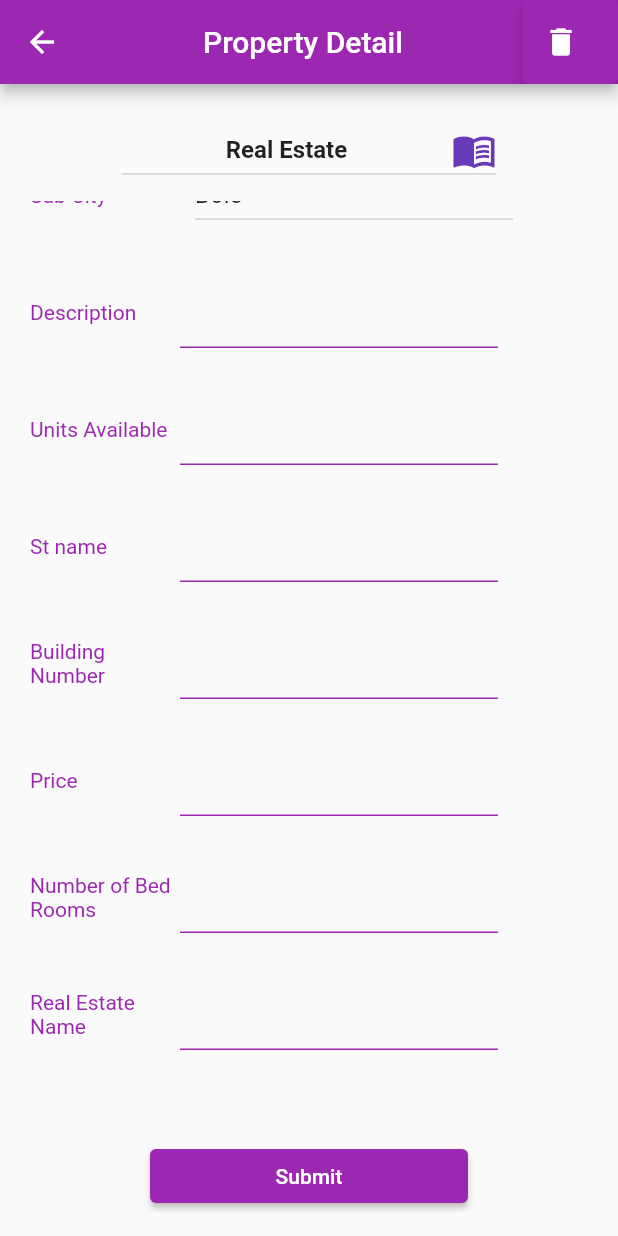
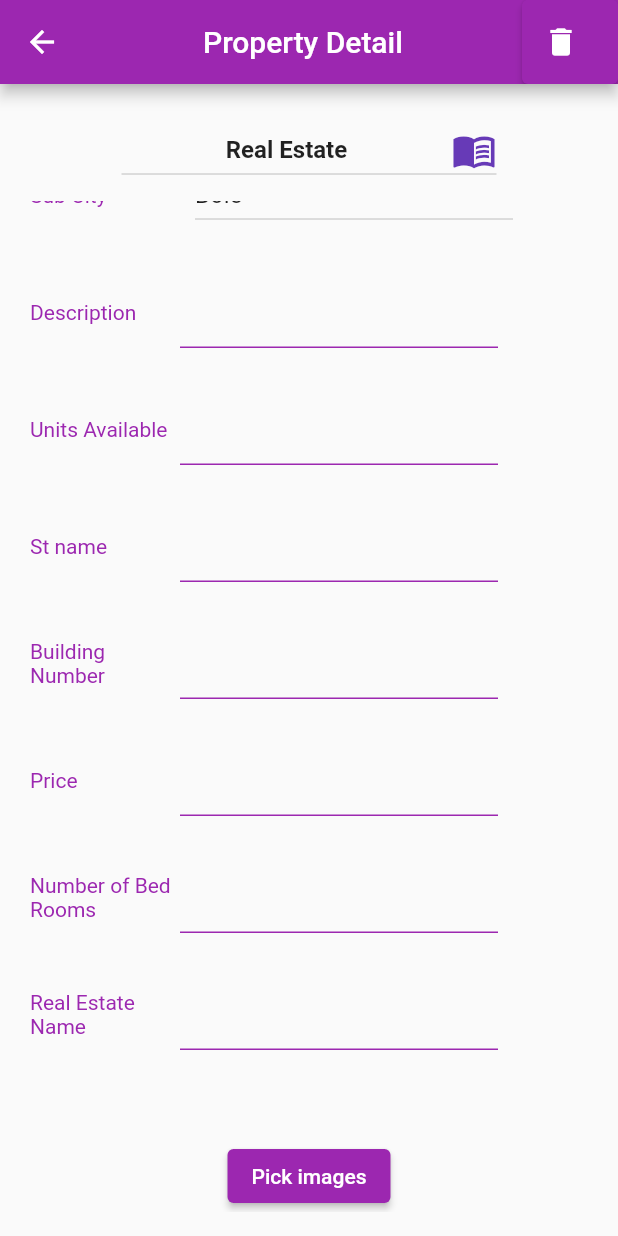
Before and after one commit to Mekdim12/Realestate_consultancy_site_controller, a Flutter app: the PropertiesPage screen opened directly, scrolled down 106 dp, on a phone screen of 412 x 824 dp. Run offline on Flutter 3.47's test engine with Material 2 defaults, Android fonts, the phone set to English and light mode, and no system bars; our stand-ins replace carousel_slider, curved_navigation_bar, dio, file_picker, flutter_spinkit; network calls fail; Roboto replaces fonts that are missing (quickSand).

Commit message:
adding file picker and preview  after image selecton and add controllers

```diff
--- a/lib/components/pages/properties_pages.dart
+++ b/lib/components/pages/properties_pages.dart
@@ -37,6 +37,15 @@ class _PropertiesPageState extends State<PropertiesPage> {
   final _colorVehicle = TextEditingController();
   final _descriptionVehicle = TextEditingController();
   final _unitsAvailabel = TextEditingController();
+
+  final _realestateCity = TextEditingController();
+  final _realestateDescription = TextEditingController();
+  final _realestateUnitsAvailabell = TextEditingController();
+  final _realestatestName = TextEditingController();
+  final _realestateBuildingNumber = TextEditingController();
+  final _realestatePrice = TextEditingController();
+  final _realestateNumberOfBedRooms = TextEditingController();
+  final _realestaterealEstateName = TextEditingController();
 
   @override
   Widget build(BuildContext context) {
@@ -127,13 +136,13 @@ class _PropertiesPageState extends State<PropertiesPage> {
                                 Container(
                                   width:
                                       MediaQuery.of(context).size.width - 200,
-                                  child: const TextField(
+                                  child:  TextField(
                                     controller: _realestateCity,
-                                    style: TextStyle(
+                                    style:const TextStyle(
                                         color: Colors.black,
                                         fontWeight: FontWeight.normal,
                                         fontSize: 16),
-                                    decoration: InputDecoration(
+                                    decoration: const InputDecoration(
                                       enabledBorder: UnderlineInputBorder(
                                           borderSide:
                                               BorderSide(color: Colors.purple)),
@@ -200,13 +209,13 @@ class _PropertiesPageState extends State<PropertiesPage> {
                                 Container(
                                   width:
                                       MediaQuery.of(context).size.width - 200,
-                                  child: const TextField(
+                                  child:  TextField(
                                     controller: _realestateDescription,
-                                    style: TextStyle(
+                                    style: const TextStyle(
                                         color: Colors.black,
                                         fontWeight: FontWeight.normal,
                                         fontSize: 16),
-                                    decoration: InputDecoration(
+                                    decoration:const  InputDecoration(
                                       enabledBorder: UnderlineInputBorder(
                                           borderSide:
                                               BorderSide(color: Colors.purple)),
@@ -233,14 +242,14 @@ class _PropertiesPageState extends State<PropertiesPage> {
                                 Container(
                                   width:
                                       MediaQuery.of(context).size.width - 200,
-                                  child: const TextField(
+                                  child: TextField(
                                     keyboardType: TextInputType.number,
                                     controller: _realestateUnitsAvailabell,
-                                    style: TextStyle(
+                                    style: const TextStyle(
                                         color: Colors.black,
                                         fontWeight: FontWeight.normal,
                                         fontSize: 16),
-                                    decoration: InputDecoration(
+                                    decoration: const InputDecoration(
                                       enabledBorder: UnderlineInputBorder(
                                           borderSide:
                                               BorderSide(color: Colors.purple)),
@@ -267,14 +276,14 @@ class _PropertiesPageState extends State<PropertiesPage> {
                                 Container(
                                   width:
                                       MediaQuery.of(context).size.width - 200,
-                                  child: const TextField(
+                                  child:  TextField(
                                     controller: _realestatestName,
-                                    style: TextStyle(
+                                    style: const TextStyle(
 
                                         color: Colors.black,
                                         fontWeight: FontWeight.normal,
                                         fontSize: 16),
-                                    decoration: InputDecoration(
+                                    decoration: const InputDecoration(
                                       enabledBorder: UnderlineInputBorder(
                                           borderSide:
                                               BorderSide(color: Colors.purple)),
@@ -301,14 +310,14 @@ class _PropertiesPageState extends State<PropertiesPage> {
                                 Container(
                                   width:
                                       MediaQuery.of(context).size.width - 200,
-                                  child: const TextField(
+                                  child:  TextField(
                                     controller: _realestateBuildingNumber,
                                     keyboardType: TextInputType.number,
-                                    style: TextStyle(
+                                    style:const TextStyle(
                                         color: Colors.black,
                                         fontWeight: FontWeight.normal,
                                         fontSize: 16),
-                                    decoration: InputDecoration(
+                                    decoration: const InputDecoration(
                                       enabledBorder: UnderlineInputBorder(
                                           borderSide:
                                               BorderSide(color: Colors.purple)),
@@ -335,14 +344,14 @@ class _PropertiesPageState extends State<PropertiesPage> {
                                 Container(
                                   width:
                                       MediaQuery.of(context).size.width - 200,
-                                  child: const TextField(
+                                  child:  TextField(
                                     controller: _realestatePrice,
                                     keyboardType: TextInputType.number,
-                                    style: TextStyle(
+                                    style: const TextStyle(
                                         color: Colors.black,
                                         fontWeight: FontWeight.normal,
                                         fontSize: 16),
-                                    decoration: InputDecoration(
+                                    decoration:const InputDecoration(
                                       enabledBorder: UnderlineInputBorder(
                                           borderSide:
                                               BorderSide(color: Colors.purple)),
@@ -372,11 +381,11 @@ class _PropertiesPageState extends State<PropertiesPage> {
                                   child:  TextField(
                                     controller: _realestateNumberOfBedRooms,
                                     keyboardType: TextInputType.number,
-                                    style: TextStyle(
+                                    style: const TextStyle(
                                         color: Colors.black,
                                         fontWeight: FontWeight.normal,
                                         fontSize: 16),
-                                    decoration: InputDecoration(
+                                    decoration: const InputDecoration(
                                       enabledBorder: UnderlineInputBorder(
                                           borderSide:
                                               BorderSide(color: Colors.purple)),
@@ -406,11 +415,11 @@ class _PropertiesPageState extends State<PropertiesPage> {
                                   child:  TextField(
                                     controller: _realestaterealEstateName,
                                     keyboardType: TextInputType.number,
-                                    style: TextStyle(
+                                    style: const TextStyle(
                                         color: Colors.black,
                                         fontWeight: FontWeight.normal,
                                         fontSize: 16),
-                                    decoration: InputDecoration(
+                                    decoration: const InputDecoration(
                                       enabledBorder: UnderlineInputBorder(
                                           borderSide:
                                               BorderSide(color: Colors.purple)),
@@ -424,13 +433,78 @@ class _PropertiesPageState extends State<PropertiesPage> {
                             Container(
                               margin: const EdgeInsets.symmetric(vertical: 30),
                             ),
-                            Container(
-                              width: MediaQuery.of(context).size.width - 200,
-                              child: ElevatedButton(
-                                onPressed: () {},
-                                child: const Text('Submit'),
+                            //  image picker
+                          ElevatedButton(
+                            onPressed: () async {
+                              FilePickerResult? result = await FilePicker.platform.pickFiles(
+                                allowMultiple: true,
+                                type: FileType.custom,
+                                allowedExtensions: ['jpg', 'png', 'jpeg'],
+                              );
+
+                              if (result != null) {
+                                files = result.paths.map((path) => File(path!)).toList();
+                                setState(() {
+                                  files = files;
+                                });
+                                // Now you can use your list of files
+                              }
+                            },
+                            child: const Text('Pick images'),
+                          ),
+                          Container(
+                            margin: const EdgeInsets.symmetric(vertical: 30),
+                          ),
+
+                          (files.isNotEmpty)?
+                           // Only show the grid view if there are images
+                          Container(
+                            margin: const EdgeInsets.symmetric(horizontal: 20),
+                            height: 200, // Set a specific height for the grid view
+                            child: GridView.builder(
+                              gridDelegate: const SliverGridDelegateWithFixedCrossAxisCount(
+                                crossAxisCount: 3, // Adjust number based on your needs
+                                mainAxisSpacing: 10,
+                                crossAxisSpacing: 10,
                               ),
-                            )
+                              itemCount: files.length,
+                              itemBuilder: (context, index) {
+                                return Image.file(files[index]);
+                              },
+                            ),
+                          ):
+                          Container(
+                            margin: const EdgeInsets.symmetric(vertical: 30),
+                            child: const Text('No images selected'),
+                          ),
+
+                          Container(
+                            width: MediaQuery.of(context).size.width - 200,
+                            child: ElevatedButton(
+                              onPressed: () {
+                                if(files.length == 0) {
+                                  ScaffoldMessenger.of(context).showSnackBar(
+                                    const SnackBar(
+                                      content: Text('Please select at least 3 images images for the properties'),
+                                    ),
+                                  );
+                                }
+                                // final response = apiDataUploaderAndUpdater.addPropertyVehiclesData(
+                                //   _brandName.text,
+                                //   _colorVehicle.text,
+                                //   plateNumberLabeledCity,
+                                //   _descriptionVehicle.text,
+                                //   _unitsAvailabel.text,
+                                //   _priceVehicle.text,
+                                //   statusOfVehicle,
+                                //   "ACTIVE",
+                                //   files
+                                // );
+
+                              },
+                              child: const Text('Submit'),
+                            ),
+                          )
                           ],
                         ),
                       ),
```
